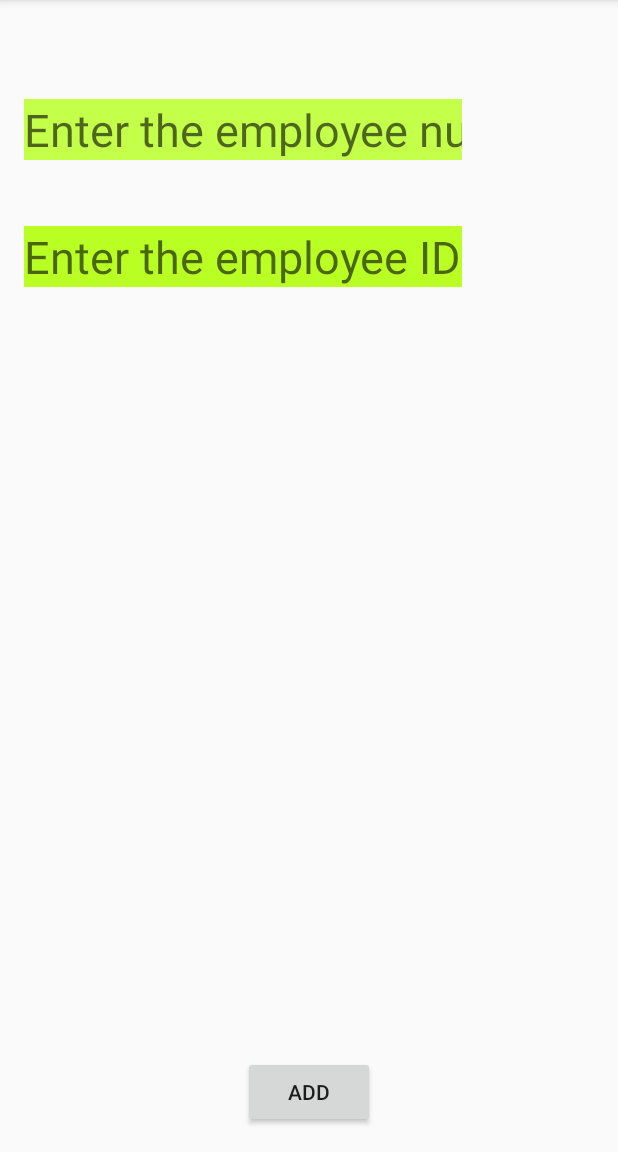
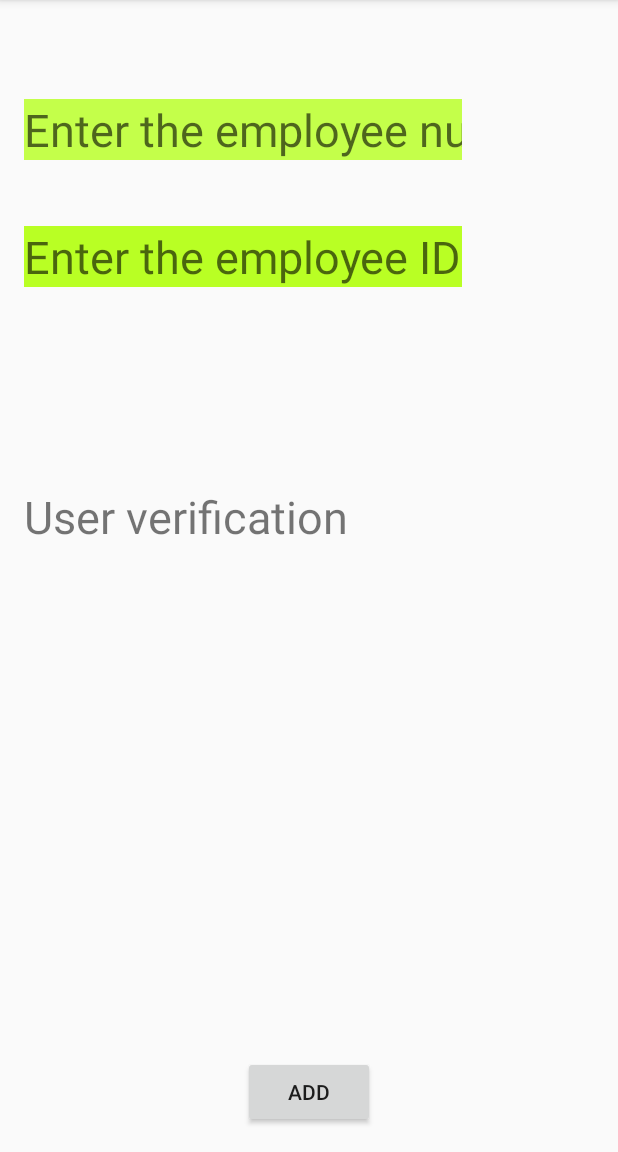
Before and after one commit to rachit-m/vccalling, an Android app: the OpeningActivity screen opened directly, with no data from a screen before it, on a phone screen of 412 x 824 dp, the part 84-1236 px from its top. Run offline under Robolectric (Android 15) with nearby library versions, the phone set to English and light mode, and no system bars.

Commit message:
Working PIN

```diff
--- a/app/src/main/AndroidManifest.xml
+++ b/app/src/main/AndroidManifest.xml
@@ -22,7 +22,7 @@
             android:name=".OpeningActivity"
             android:label="@string/app_name" >
             <intent-filter>
-                <action android:name="com.example.admin.OPENINGACTIVITY" />
+                <action android:name="com.housing.vccalling.OPENINGACTIVITY" />
 
                 <category android:name="android.intent.category.DEFAULT" />
             </intent-filter>
--- a/app/src/main/java/com/housing/vccalling/OpeningActivity.java
+++ b/app/src/main/java/com/housing/vccalling/OpeningActivity.java
@@ -3,7 +3,9 @@ package com.housing.vccalling;
 import android.content.Context;
 import android.support.v7.app.ActionBarActivity;
 import android.os.Bundle;
+import android.text.Editable;
 import android.text.TextUtils;
+import android.text.TextWatcher;
 import android.util.Pair;
 import android.view.Menu;
 import android.view.MenuItem;
@@ -20,7 +22,7 @@ public class OpeningActivity extends ActionBarActivity {
 
     TextView tvfrst,tvscnd,tvres;
     Button ok;
-    EditText etfrst,etscnd;
+    EditText etfrst,etscnd,etpin;
 
 
     @Override
@@ -28,22 +30,25 @@ public class OpeningActivity extends ActionBarActivity {
         super.onCreate(savedInstanceState);
         setContentView(R.layout.activity_opening);
 
-        new ServletPostAsyncTask().execute(new Pair<Context, String>(this, "Rachit"));
+
     }
 
     @Override
     public boolean onCreateOptionsMenu(Menu menu) {
+
         // Inflate the menu; this adds items to the action bar if it is present.
         getMenuInflater().inflate(R.menu.menu_opening, menu);
         ok = (Button) findViewById(R.id.btnadd);
         tvres = (TextView) findViewById(R.id.tvres);
         etfrst = (EditText) findViewById(R.id.etfrst);
         etscnd = (EditText) findViewById(R.id.etscnd);
+        etpin = (EditText) findViewById(R.id.etpin);
 
         ok.setOnClickListener(new View.OnClickListener() {
             @Override
             public void onClick(View v) {
-                double x=0,y=0,z=0;
+                String x, y, z;
+
                /* if( (etfrst.getText().toString().matches("")) || (etscnd.getText().toString().matches("")) )
                 {
                     Context ctx = getApplicationContext();
@@ -51,21 +56,38 @@ public class OpeningActivity extends ActionBarActivity {
                    // Toast.
                 }*/
 
-                if(TextUtils.isEmpty(etfrst.getText().toString()))
-                {
+                if (TextUtils.isEmpty(etfrst.getText().toString())) {
                     etfrst.setError("Field can not be blank");
+                } else if (TextUtils.isEmpty(etscnd.getText().toString())) {
+                    etscnd.setError("Field can not be blank");
+                } else {
+                    x = etfrst.getText().toString();
+                    y = etscnd.getText().toString();
+                    new ServletPostAsyncTask().execute(new Pair<Context, String>(getBaseContext(), x));
+                    tvres.setText("Enter the pin");
+                    etpin.setVisibility(View.VISIBLE);
                 }
-                else if(TextUtils.isEmpty(etscnd.getText().toString()))
-                {
-                    etscnd.setError("Field can not be blank");
-                }
-                else
-                {
-                          x = Double.parseDouble(etfrst.getText().toString());
-                          y = Double.parseDouble(etscnd.getText().toString());
-                          z = x - y;
-                    tvres.setText("Result is" + z);
-                }
+            }
+        });
+        etpin.addTextChangedListener(new TextWatcher() {
+            @Override
+            public void beforeTextChanged(CharSequence s, int start, int count, int after) {
+
+            }
+
+            @Override
+            public void onTextChanged(CharSequence s, int start, int before, int count) {
+
+            }
+
+            @Override
+            public void afterTextChanged(Editable s) {
+            if(s.length()==4)
+            {                    tvres.setText("Pin complete");
+                new ServletPostAsyncTask().execute(new Pair<Context, String>(getBaseContext(),s.toString()));
+
+
+            }
             }
         });
         return true;
--- a/app/src/main/java/com/housing/vccalling/ServletPostAsyncTask.java
+++ b/app/src/main/java/com/housing/vccalling/ServletPostAsyncTask.java
@@ -30,10 +30,12 @@ class ServletPostAsyncTask extends AsyncTask<Pair<Context, String>, Void, String
 
         HttpClient httpClient = new DefaultHttpClient();
         HttpPost httpPost = new HttpPost("https://api.ringcaptcha.com/5i8o6eme1e8emi2yfu3i/code/sms"); // 10.0.2.2 is localhost's IP address in Android emulator
+
         try {
             // Add name data to request
             List<NameValuePair> nameValuePairs = new ArrayList<NameValuePair>(1);
-            nameValuePairs.add(new BasicNameValuePair("name", name));
+            nameValuePairs.add(new BasicNameValuePair("phone", name));
+            nameValuePairs.add(new BasicNameValuePair("api_key", "236c7aef0b5c57a7fd27fcbb29a84335a718c574"));
             httpPost.setEntity(new UrlEncodedFormEntity(nameValuePairs));
 
             // Execute HTTP Post Request
--- a/app/src/main/java/com/housing/vccalling/Splash.java
+++ b/app/src/main/java/com/housing/vccalling/Splash.java
@@ -4,6 +4,7 @@ import android.app.Activity;
 import android.content.Intent;
 import android.media.MediaPlayer;
 import android.os.Bundle;
+import android.util.Log;
 
 /**
  * Created by Admin on 12-06-2015.
@@ -29,7 +30,8 @@ public class Splash extends Activity
               }
               finally
               {
-                  Intent opnactvty = new Intent("com.example.admin.OPENINGACTIVITY");
+                  Intent opnactvty = new Intent("com.housing.vccalling.OPENINGACTIVITY");
+                  Log.d("Intent", opnactvty.getAction());
                   startActivity(opnactvty);
               }
           }
--- a/app/src/main/res/layout/activity_opening.xml
+++ b/app/src/main/res/layout/activity_opening.xml
@@ -25,7 +25,6 @@
         android:layout_width="wrap_content"
         android:layout_height="wrap_content"
         android:id="@+id/etscnd"
-        android:inputType="numberDecimal"
         android:textSize="30sp"
         android:hint="Enter the employee ID"
         android:background="#ffb9ff24"
@@ -34,13 +33,27 @@
         android:layout_alignParentStart="true"
         android:layout_marginTop="44dp" />
 
+
+    <EditText
+        android:layout_width="wrap_content"
+        android:layout_height="wrap_content"
+        android:id="@+id/etpin"
+        android:hint="4 digit pin"
+        android:textSize="30sp"
+        android:background="#ffb9ff24"
+        android:visibility="invisible"
+        android:layout_below="@+id/etscnd"
+        android:layout_alignParentLeft="true"
+        android:layout_alignParentStart="true"
+        android:layout_marginTop="44dp" />
+
     <TextView
         android:layout_width="wrap_content"
         android:layout_height="wrap_content"
-        android:text=""
+        android:text="User verification"
         android:id="@+id/tvres"
         android:textSize="30sp"
-        android:layout_below="@+id/etscnd"
+        android:layout_below="@+id/etpin"
         android:layout_marginTop="48dp"
         android:layout_alignParentRight="true"
         android:layout_alignParentEnd="true"
```
